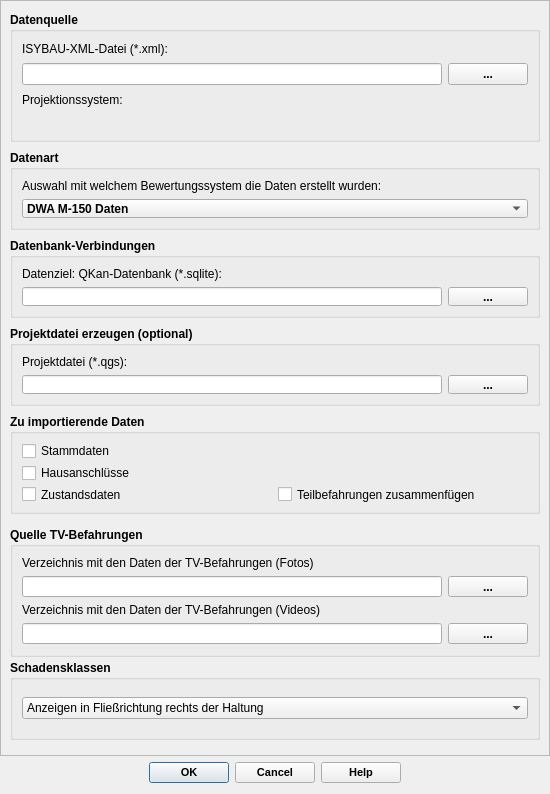
This is qkan/isyporter/res/xml_import_dialog_base.ui in SonkeHoffmann/QKan-1 as Qt 5 draws it before an edit. The edited form follows.
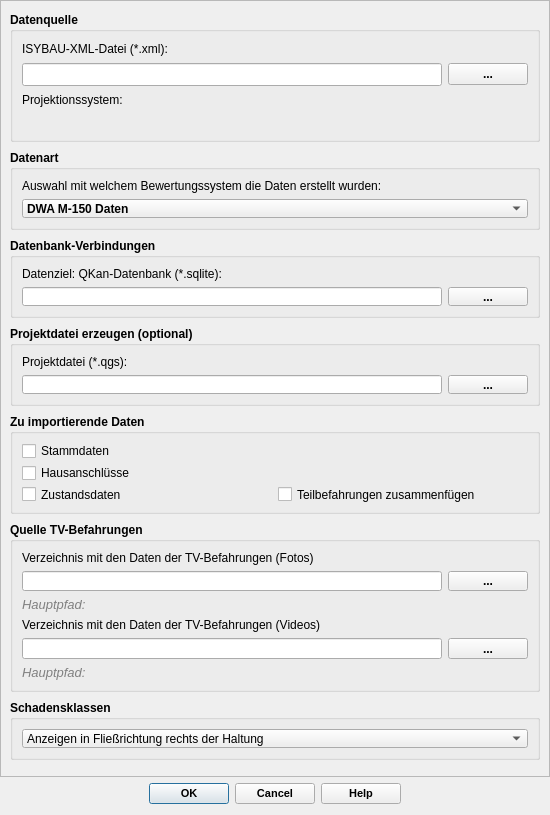
This is the edited form. Custom widgets are drawn as their Qt base class.

What changed in the file:
```diff
--- a/qkan/isyporter/res/xml_import_dialog_base.ui
+++ b/qkan/isyporter/res/xml_import_dialog_base.ui
@@ -7,7 +7,7 @@
     <x>0</x>
     <y>0</y>
     <width>550</width>
-    <height>794</height>
+    <height>815</height>
    </rect>
   </property>
   <property name="minimumSize">
@@ -55,7 +55,7 @@
         <x>0</x>
         <y>0</y>
         <width>548</width>
-        <height>746</height>
+        <height>775</height>
        </rect>
       </property>
       <layout class="QVBoxLayout" name="verticalLayout_3">
@@ -116,6 +116,7 @@
               <property name="font">
                <font>
                 <family>Tahoma</family>
+                <pointsize>10</pointsize>
                 <weight>50</weight>
                 <bold>false</bold>
                </font>
@@ -515,13 +516,13 @@
          <property name="minimumSize">
           <size>
            <width>0</width>
-           <height>130</height>
+           <height>170</height>
           </size>
          </property>
          <property name="maximumSize">
           <size>
            <width>16777215</width>
-           <height>120</height>
+           <height>170</height>
           </size>
          </property>
          <property name="font">
@@ -567,6 +568,7 @@
               <property name="font">
                <font>
                 <family>Tahoma</family>
+                <pointsize>10</pointsize>
                 <weight>50</weight>
                 <bold>false</bold>
                </font>
@@ -591,6 +593,34 @@
             </item>
            </layout>
           </item>
+          <item>
+           <widget class="QLabel" name="lf_rootFotos">
+            <property name="font">
+             <font>
+              <family>Tahoma</family>
+              <pointsize>10</pointsize>
+              <weight>50</weight>
+              <italic>true</italic>
+              <bold>false</bold>
+             </font>
+            </property>
+            <property name="toolTip">
+             <string>&lt;html&gt;&lt;head/&gt;&lt;body&gt;&lt;p&gt;Hauptpfad zu den Verzeichnissen mit allen Fotos. Bearbeitung über QKan-Menü &amp;quot;Optionen&amp;quot;&lt;/p&gt;&lt;/body&gt;&lt;/html&gt;</string>
+            </property>
+            <property name="statusTip">
+             <string>Hauptpfad zu den Verzeichnissen mit allen Fotos. Bearbeitung über QKan-Menü &quot;Optionen&quot;</string>
+            </property>
+            <property name="styleSheet">
+             <string notr="true">color: rgb(128, 128, 128);</string>
+            </property>
+            <property name="text">
+             <string>Hauptpfad: </string>
+            </property>
+            <property name="alignment">
+             <set>Qt::AlignLeading|Qt::AlignLeft|Qt::AlignVCenter</set>
+            </property>
+           </widget>
+          </item>
           <item>
            <widget class="QLabel" name="label_6">
             <property name="font">
@@ -615,6 +645,7 @@
               <property name="font">
                <font>
                 <family>Tahoma</family>
+                <pointsize>10</pointsize>
                 <weight>50</weight>
                 <bold>false</bold>
                </font>
@@ -639,6 +670,34 @@
             </item>
            </layout>
           </item>
+          <item>
+           <widget class="QLabel" name="lf_rootVideos">
+            <property name="font">
+             <font>
+              <family>Tahoma</family>
+              <pointsize>10</pointsize>
+              <weight>50</weight>
+              <italic>true</italic>
+              <bold>false</bold>
+             </font>
+            </property>
+            <property name="toolTip">
+             <string>&lt;html&gt;&lt;head/&gt;&lt;body&gt;&lt;p&gt;Hauptpfad zu den Verzeichnissen mit allen Fotos. Bearbeitung über QKan-Menü &amp;quot;Optionen&amp;quot;&lt;/p&gt;&lt;/body&gt;&lt;/html&gt;</string>
+            </property>
+            <property name="statusTip">
+             <string>Hauptpfad zu den Verzeichnissen mit allen Fotos. Bearbeitung über QKan-Menü &quot;Optionen&quot;</string>
+            </property>
+            <property name="styleSheet">
+             <string notr="true">color: rgb(128, 128, 128);</string>
+            </property>
+            <property name="text">
+             <string>Hauptpfad: </string>
+            </property>
+            <property name="alignment">
+             <set>Qt::AlignLeading|Qt::AlignLeft|Qt::AlignVCenter</set>
+            </property>
+           </widget>
+          </item>
          </layout>
         </widget>
        </item>
@@ -653,13 +712,13 @@
          <property name="minimumSize">
           <size>
            <width>0</width>
-           <height>80</height>
+           <height>60</height>
           </size>
          </property>
          <property name="maximumSize">
           <size>
            <width>16777215</width>
-           <height>80</height>
+           <height>60</height>
           </size>
          </property>
          <property name="font">
```
Left out of the diff: 22 changed lines with no effect on the pictures.
